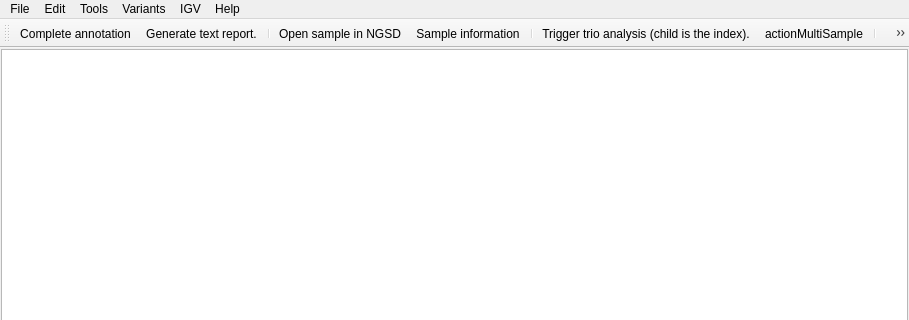
The window that src/GSvar/MainWindow.ui (imgag/ngs-bits) describes before a commit, drawn with Qt 5; both pictures show x 0 to 909 and y 0 to 320 of the 909 by 755 pixel window.
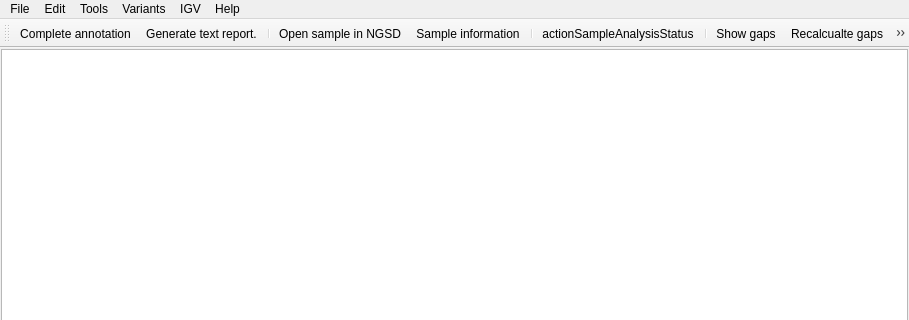
The same window after the commit. Icons and pictures are not drawn.

Commit message: NGSD/GSvar: added analysis status/queuing.

```diff
--- a/src/GSvar/MainWindow.ui
+++ b/src/GSvar/MainWindow.ui
@@ -222,8 +222,7 @@
    <addaction name="actionNGSD"/>
    <addaction name="actionSampleInformation"/>
    <addaction name="separator"/>
-   <addaction name="actionTrio"/>
-   <addaction name="actionMultiSample"/>
+   <addaction name="actionAnalysisStatus"/>
    <addaction name="separator"/>
    <addaction name="actionGapsLookup"/>
    <addaction name="actionGapsRecalculate"/>
@@ -374,18 +373,6 @@
     <string>ChangeLog</string>
    </property>
   </action>
-  <action name="actionTrio">
-   <property name="icon">
-    <iconset resource="GSvar.qrc">
-     <normaloff>:/Icons/Trio.png</normaloff>:/Icons/Trio.png</iconset>
-   </property>
-   <property name="text">
-    <string>Trigger trio analysis (child is the index).</string>
-   </property>
-   <property name="toolTip">
-    <string>Trigger trio analysis (child is the index).</string>
-   </property>
-  </action>
   <action name="actionGapsLookup">
    <property name="icon">
     <iconset resource="GSvar.qrc">
@@ -597,21 +584,6 @@
     <string>&lt;html&gt;&lt;head/&gt;&lt;body&gt;&lt;p&gt;&lt;br/&gt;&lt;/p&gt;&lt;/body&gt;&lt;/html&gt;</string>
    </property>
   </action>
-  <action name="actionMultiSample">
-   <property name="enabled">
-    <bool>true</bool>
-   </property>
-   <property name="icon">
-    <iconset resource="GSvar.qrc">
-     <normaloff>:/Icons/MultiSample.png</normaloff>:/Icons/MultiSample.png</iconset>
-   </property>
-   <property name="text">
-    <string>actionMultiSample</string>
-   </property>
-   <property name="toolTip">
-    <string>Trigger multi-sample analysis (affected vs. unaffected).</string>
-   </property>
-  </action>
   <action name="actionGenderSRY">
    <property name="text">
     <string>Based on SRY gene</string>
@@ -691,6 +663,18 @@
     <string>Show Structural Variants</string>
    </property>
   </action>
+  <action name="actionAnalysisStatus">
+   <property name="icon">
+    <iconset resource="GSvar.qrc">
+     <normaloff>:/Icons/Server.png</normaloff>:/Icons/Server.png</iconset>
+   </property>
+   <property name="text">
+    <string>actionSampleAnalysisStatus</string>
+   </property>
+   <property name="toolTip">
+    <string>Sample analysis status and queuing.</string>
+   </property>
+  </action>
  </widget>
  <layoutdefault spacing="6" margin="11"/>
  <resources>
```
The commit also changes 39 other files.
